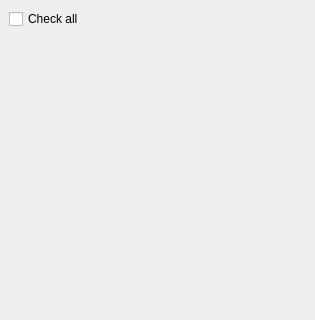
Old version of the form gui/src/sources/sourceswindow.ui in the repository Bionus/imgbrd-grabber; both pictures show x 0 to 315 and y 0 to 320 of the 315 by 557 pixel window.
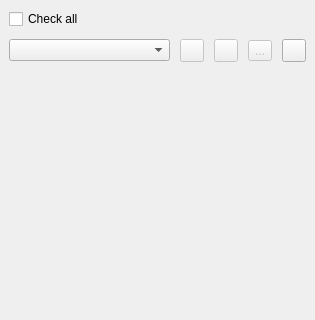
New version of the form. Icons and pictures are not drawn.

Commit message: Add source presets (fix #1103)

Diff of the .ui file:
```diff
--- a/gui/src/sources/sourceswindow.ui
+++ b/gui/src/sources/sourceswindow.ui
@@ -26,7 +26,7 @@
    <iconset resource="../../resources.qrc">
     <normaloff>:/images/icon.ico</normaloff>:/images/icon.ico</iconset>
   </property>
-  <layout class="QVBoxLayout" name="verticalLayout_2" stretch="0,0,0">
+  <layout class="QVBoxLayout" name="verticalLayout_2" stretch="0,0,0,0">
    <property name="spacing">
     <number>10</number>
    </property>
@@ -52,6 +52,72 @@
      </property>
     </widget>
    </item>
+   <item>
+    <layout class="QHBoxLayout" name="layoutPresets" stretch="1,0,0,0,0">
+     <item>
+      <widget class="QComboBox" name="comboPresets">
+       <item>
+        <property name="text">
+         <string notr="true"/>
+        </property>
+       </item>
+      </widget>
+     </item>
+     <item>
+      <widget class="QToolButton" name="buttonPresetSave">
+       <property name="enabled">
+        <bool>false</bool>
+       </property>
+       <property name="text">
+        <string notr="true"/>
+       </property>
+       <property name="icon">
+        <iconset resource="../../resources/resources.qrc">
+         <normaloff>:/images/icons/save.png</normaloff>:/images/icons/save.png</iconset>
+       </property>
+      </widget>
+     </item>
+     <item>
+      <widget class="QToolButton" name="buttonPresetEdit">
+       <property name="enabled">
+        <bool>false</bool>
+       </property>
+       <property name="text">
+        <string notr="true"/>
+       </property>
+       <property name="icon">
+        <iconset resource="../../resources/resources.qrc">
+         <normaloff>:/images/icons/edit.png</normaloff>:/images/icons/edit.png</iconset>
+       </property>
+      </widget>
+     </item>
+     <item>
+      <widget class="QToolButton" name="buttonPresetDelete">
+       <property name="enabled">
+        <bool>false</bool>
+       </property>
+       <property name="text">
+        <string>...</string>
+       </property>
+       <property name="icon">
+        <iconset resource="../../resources/resources.qrc">
+         <normaloff>:/images/icons/remove.png</normaloff>:/images/icons/remove.png</iconset>
+       </property>
+      </widget>
+     </item>
+     <item>
+      <widget class="QToolButton" name="buttonPresetAdd">
+       <property name="text">
+        <string notr="true"/>
+       </property>
+       <property name="icon">
+        <iconset resource="../../resources/resources.qrc">
+         <normaloff>:/images/icons/add.png</normaloff>:/images/icons/add.png</iconset>
+       </property>
+      </widget>
+     </item>
+    </layout>
+   </item>
    <item>
     <widget class="QScrollArea" name="scrollArea">
      <property name="frameShape">
@@ -72,7 +138,7 @@
         <x>0</x>
         <y>0</y>
         <width>297</width>
-        <height>477</height>
+        <height>443</height>
        </rect>
       </property>
       <layout class="QVBoxLayout" name="verticalLayout">
```
Left out of the diff: 103 changed lines with no effect on the pictures. The commit also changes 4 other files.
